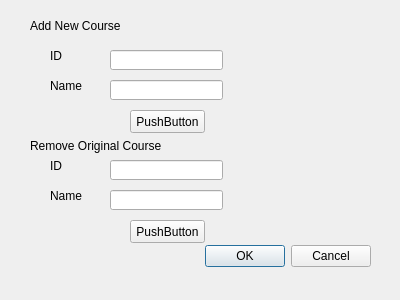
Qt form insertgrade.ui (awmleer/grade-management) before a commit.
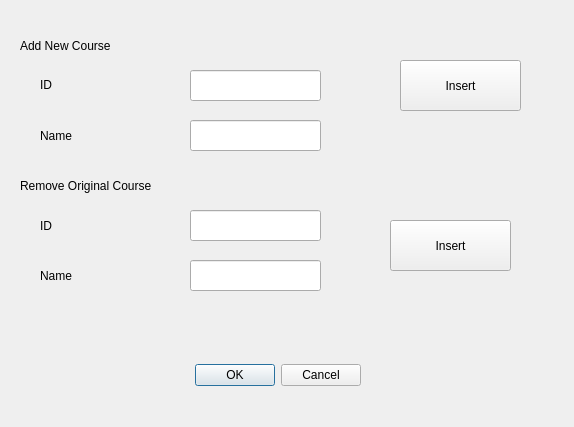
The same form after that commit.

```diff
--- a/insertgrade.ui
+++ b/insertgrade.ui
@@ -6,8 +6,8 @@
    <rect>
     <x>0</x>
     <y>0</y>
-    <width>400</width>
-    <height>300</height>
+    <width>574</width>
+    <height>427</height>
    </rect>
   </property>
   <property name="windowTitle">
@@ -16,10 +16,10 @@
   <widget class="QDialogButtonBox" name="buttonBox">
    <property name="geometry">
     <rect>
-     <x>30</x>
-     <y>240</y>
+     <x>20</x>
+     <y>350</y>
      <width>341</width>
-     <height>32</height>
+     <height>51</height>
     </rect>
    </property>
    <property name="orientation">
@@ -32,9 +32,9 @@
   <widget class="QLabel" name="label">
    <property name="geometry">
     <rect>
-     <x>30</x>
-     <y>10</y>
-     <width>121</width>
+     <x>20</x>
+     <y>30</y>
+     <width>391</width>
      <height>31</height>
     </rect>
    </property>
@@ -45,30 +45,30 @@
   <widget class="QLineEdit" name="lineEdit">
    <property name="geometry">
     <rect>
-     <x>110</x>
-     <y>50</y>
-     <width>113</width>
-     <height>20</height>
+     <x>190</x>
+     <y>70</y>
+     <width>131</width>
+     <height>31</height>
     </rect>
    </property>
   </widget>
   <widget class="QLineEdit" name="lineEdit_2">
    <property name="geometry">
     <rect>
-     <x>110</x>
-     <y>80</y>
-     <width>113</width>
-     <height>20</height>
+     <x>190</x>
+     <y>120</y>
+     <width>131</width>
+     <height>31</height>
     </rect>
    </property>
   </widget>
   <widget class="QLabel" name="label_2">
    <property name="geometry">
     <rect>
-     <x>50</x>
-     <y>50</y>
-     <width>54</width>
-     <height>12</height>
+     <x>40</x>
+     <y>69</y>
+     <width>81</width>
+     <height>31</height>
     </rect>
    </property>
    <property name="text">
@@ -78,10 +78,10 @@
   <widget class="QLabel" name="label_3">
    <property name="geometry">
     <rect>
-     <x>50</x>
-     <y>80</y>
-     <width>54</width>
-     <height>12</height>
+     <x>40</x>
+     <y>120</y>
+     <width>81</width>
+     <height>31</height>
     </rect>
    </property>
    <property name="text">
@@ -91,9 +91,9 @@
   <widget class="QLabel" name="label_4">
    <property name="geometry">
     <rect>
-     <x>30</x>
-     <y>130</y>
-     <width>141</width>
+     <x>20</x>
+     <y>170</y>
+     <width>531</width>
      <height>31</height>
     </rect>
    </property>
@@ -104,30 +104,30 @@
   <widget class="QLineEdit" name="lineEdit_3">
    <property name="geometry">
     <rect>
-     <x>110</x>
-     <y>160</y>
-     <width>113</width>
-     <height>20</height>
+     <x>190</x>
+     <y>210</y>
+     <width>131</width>
+     <height>31</height>
     </rect>
    </property>
   </widget>
   <widget class="QLineEdit" name="lineEdit_4">
    <property name="geometry">
     <rect>
-     <x>110</x>
-     <y>190</y>
-     <width>113</width>
-     <height>20</height>
+     <x>190</x>
+     <y>260</y>
+     <width>131</width>
+     <height>31</height>
     </rect>
    </property>
   </widget>
   <widget class="QLabel" name="label_5">
    <property name="geometry">
     <rect>
-     <x>50</x>
-     <y>160</y>
-     <width>54</width>
-     <height>12</height>
+     <x>40</x>
+     <y>210</y>
+     <width>131</width>
+     <height>31</height>
     </rect>
    </property>
    <property name="text">
@@ -137,10 +137,10 @@
   <widget class="QLabel" name="label_6">
    <property name="geometry">
     <rect>
-     <x>50</x>
-     <y>190</y>
-     <width>54</width>
-     <height>12</height>
+     <x>40</x>
+     <y>260</y>
+     <width>141</width>
+     <height>31</height>
     </rect>
    </property>
    <property name="text">
@@ -150,27 +150,27 @@
   <widget class="QPushButton" name="pushButton">
    <property name="geometry">
     <rect>
-     <x>130</x>
-     <y>110</y>
-     <width>75</width>
-     <height>23</height>
+     <x>400</x>
+     <y>60</y>
+     <width>121</width>
+     <height>51</height>
     </rect>
    </property>
    <property name="text">
-    <string>PushButton</string>
+    <string>Insert</string>
    </property>
   </widget>
   <widget class="QPushButton" name="pushButton_2">
    <property name="geometry">
     <rect>
-     <x>130</x>
+     <x>390</x>
      <y>220</y>
-     <width>75</width>
-     <height>23</height>
+     <width>121</width>
+     <height>51</height>
     </rect>
    </property>
    <property name="text">
-    <string>PushButton</string>
+    <string>Insert</string>
    </property>
   </widget>
  </widget>
```
